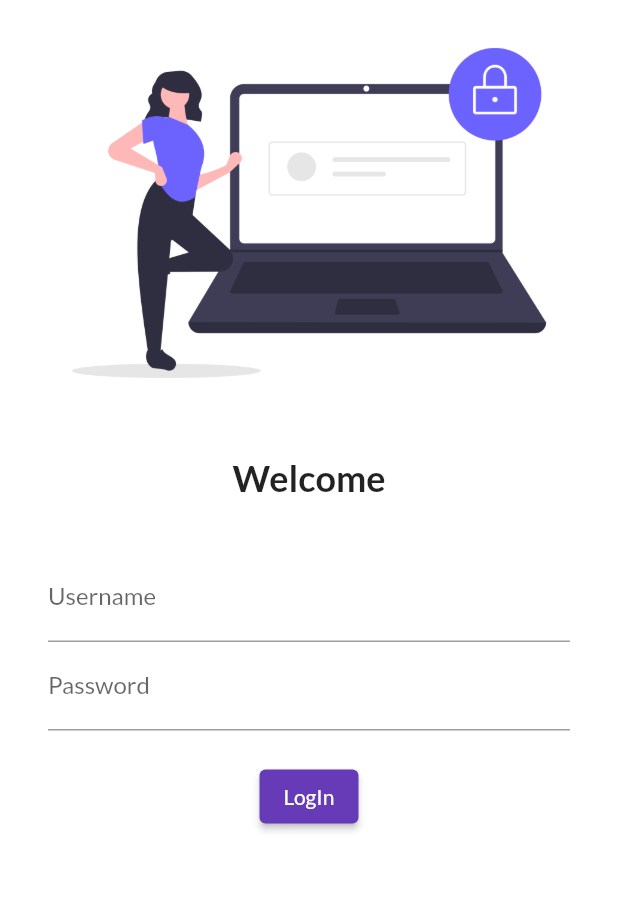
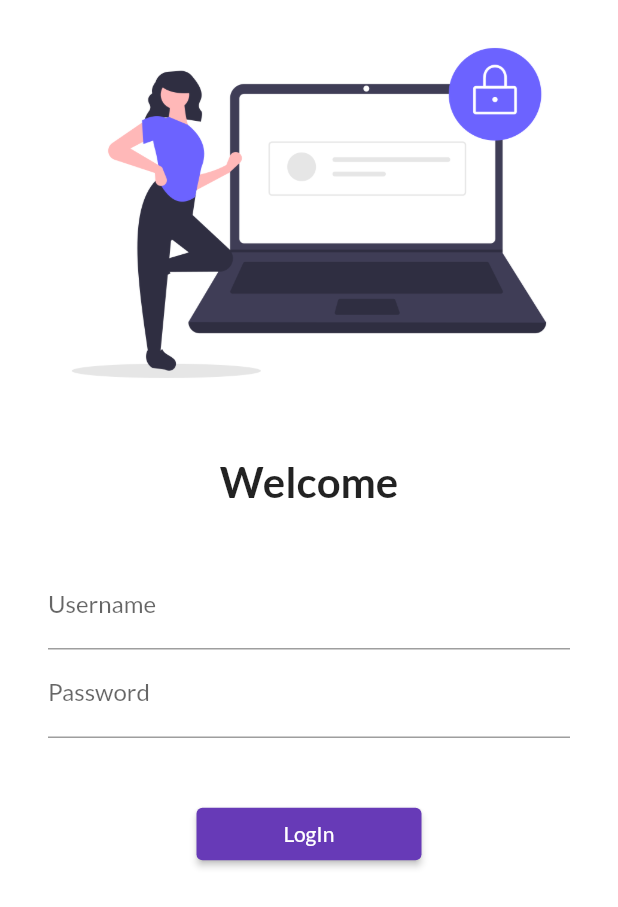
Before and after one commit to Vivekkurre1/flutterApp, a Flutter app: the screen it shows after launch, on a phone screen of 412 x 824 dp. Shown: the top 907 px of the screen. Run offline on Flutter 3.47's test engine with Material 2 defaults, Android fonts, the phone set to English and light mode, and no system bars; our stand-ins replace google_fonts.

Commit message:
day5 completed

```diff
--- a/lib/main.dart
+++ b/lib/main.dart
@@ -2,6 +2,7 @@ import 'package:flutter/material.dart';
 import 'package:quick_attendance/pages/home_page.dart';
 import 'package:google_fonts/google_fonts.dart';
 import 'package:quick_attendance/pages/login_page.dart';
+import 'package:quick_attendance/utils/routes.dart';
 
 void main() {
   runApp(MyApp());
@@ -18,14 +19,15 @@ class MyApp extends StatelessWidget {
         primarySwatch: Colors.deepPurple,
         fontFamily: GoogleFonts.lato().fontFamily,
       ),
+      debugShowCheckedModeBanner: false,
       darkTheme: ThemeData(
         brightness: Brightness.dark,
       ),
       initialRoute: "/",
       routes: {
         "/": (context) => LoginPage(),
-        "/home": (context) => HomePage(),
-        "/login": (context) => LoginPage(),
+        MyRoutes.homeRoute: (context) => HomePage(),
+        MyRoutes.loginRoute: (context) => LoginPage(),
       },
     );
   }
--- a/lib/pages/login_page.dart
+++ b/lib/pages/login_page.dart
@@ -1,4 +1,5 @@
 import 'package:flutter/material.dart';
+import 'package:quick_attendance/utils/routes.dart';
 
 class LoginPage extends StatelessWidget {
   const LoginPage({super.key});
@@ -7,6 +8,7 @@ class LoginPage extends StatelessWidget {
   Widget build(BuildContext context) {
     return Material(
       color: Colors.white,
+      child: SingleChildScrollView(
         child: Column(
           children: [
             Image.asset(
@@ -19,7 +21,7 @@ class LoginPage extends StatelessWidget {
             Text(
               "Welcome",
               style: TextStyle(
-              fontSize: 24,
+                fontSize: 28,
                 fontWeight: FontWeight.bold,
               ),
             ),
@@ -47,13 +49,18 @@ class LoginPage extends StatelessWidget {
                     ),
                   ),
                   SizedBox(
-                  height: 20.0,
+                    height: 40.0,
                   ),
                   ElevatedButton(
                     child: Text("LogIn"),
-                  style: TextButton.styleFrom(),
+                    style: TextButton.styleFrom(
+                      minimumSize: Size(150, 35),
+                    ),
                     onPressed: () {
-                    print("Hi i'm Vivek kurre");
+                      Navigator.pushNamed(
+                        context,
+                        MyRoutes.homeRoute,
+                      );
                     },
                   ),
                 ],
@@ -61,6 +68,7 @@ class LoginPage extends StatelessWidget {
             ),
           ],
         ),
+      ),
     );
   }
 }
--- /dev/null
+++ b/lib/utils/routes.dart
@@ -0,0 +1,4 @@
+class MyRoutes {
+  static String loginRoute = "/login";
+  static String homeRoute = "/home";
+}
```
Lines whose indentation alone changed are shown as unchanged.
